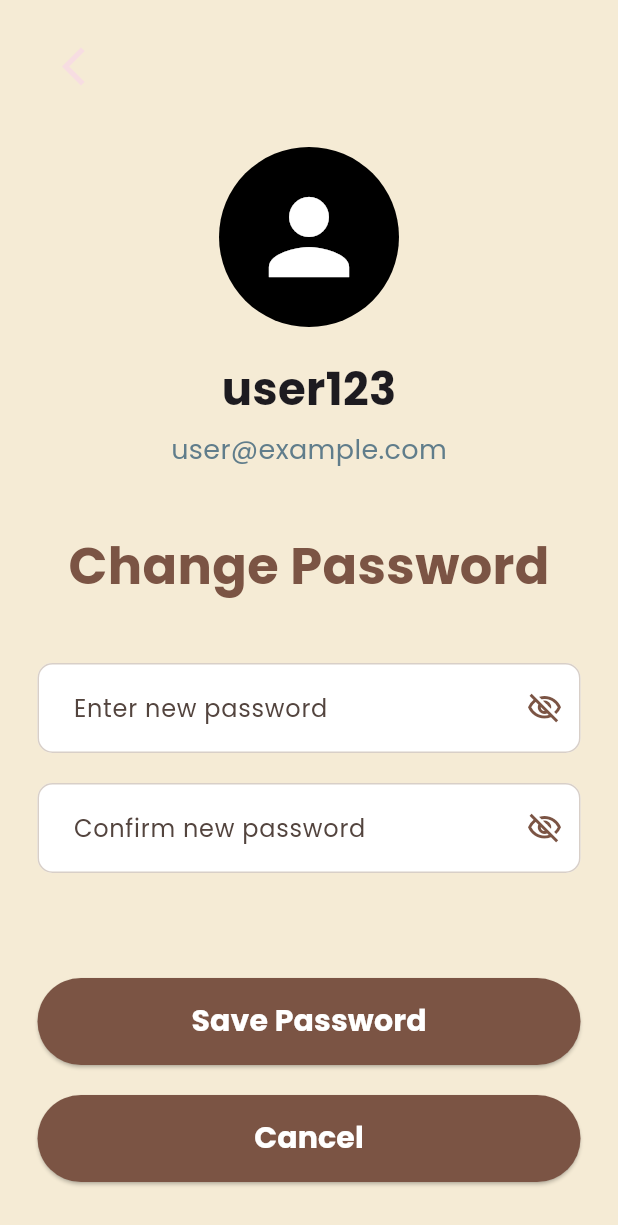
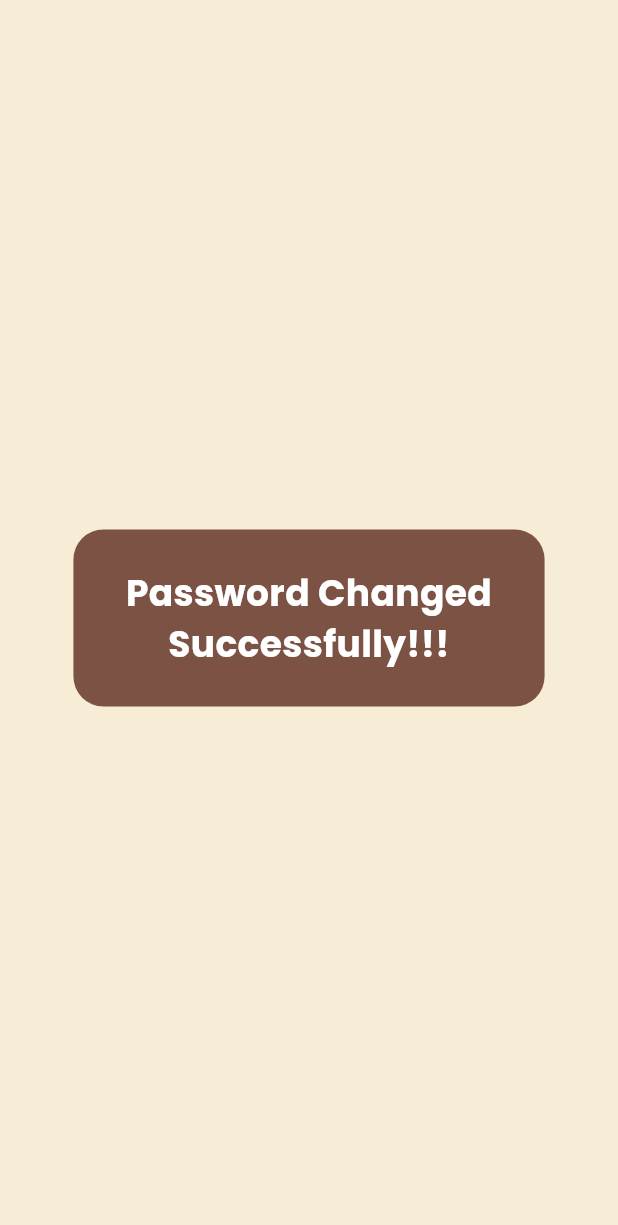
Before and after one commit to nuha-akil/MycoTrack, a Flutter app: the ChangePasswordScreen screen opened directly, after a tap on "Save Password", on a phone screen of 412 x 824 dp. Shown: the top 1225 px of the screen. Run offline on Flutter 3.47's test engine with Material 3 defaults, Android fonts, the light colour scheme and no system bars; our stand-ins replace google_fonts.

Commit message:
naviagtion chnages

```diff
--- a/lib/screens/Successful_messages/password_changed_successfully.dart
+++ b/lib/screens/Successful_messages/password_changed_successfully.dart
@@ -1,7 +1,7 @@
 import 'package:flutter/material.dart';
 
-class LogoutScreen extends StatelessWidget {
-  const LogoutScreen({super.key});
+class PasswordChangedSuccessScreen extends StatelessWidget {
+  const PasswordChangedSuccessScreen({super.key});
 
   @override
   Widget build(BuildContext context) {
@@ -9,17 +9,16 @@ class LogoutScreen extends StatelessWidget {
       backgroundColor: const Color(0xFFF7ECD6), // Cream background
       body: Center(
         child: Container(
-          width: 300,
           padding: const EdgeInsets.symmetric(
-            vertical: 30,
-            horizontal: 20,
+            horizontal: 35,
+            vertical: 25,
           ),
           decoration: BoxDecoration(
-            color: const Color(0xFF7B5244), // Brown
+            color: const Color(0xFF7B5244), // Brown rectangle
             borderRadius: BorderRadius.circular(20),
           ),
           child: const Text(
-            "Password Changed Successfully!!!",
+            "Password Changed\nSuccessfully!!!",
             textAlign: TextAlign.center,
             style: TextStyle(
               color: Colors.white,
--- a/lib/screens/auth/change_password_screen.dart
+++ b/lib/screens/auth/change_password_screen.dart
@@ -1,4 +1,5 @@
 import 'package:flutter/material.dart';
+import '../Successful_messages/password_changed_successfully.dart';
 
 class ChangePasswordScreen extends StatefulWidget {
   const ChangePasswordScreen({super.key});
@@ -17,7 +18,6 @@ class _ChangePasswordScreenState
   Widget build(BuildContext context) {
     return Scaffold(
       backgroundColor: const Color(0xFFF5EBD5),
-
       body: SafeArea(
         child: SingleChildScrollView(
           padding: const EdgeInsets.symmetric(
@@ -26,7 +26,6 @@ class _ChangePasswordScreenState
           ),
           child: Column(
             children: [
-
               /// Back Button
               Align(
                 alignment: Alignment.centerLeft,
@@ -93,17 +92,15 @@ class _ChangePasswordScreenState
                   hintText: "Enter new password",
                   filled: true,
                   fillColor: Colors.white,
-
                   border: OutlineInputBorder(
                     borderRadius: BorderRadius.circular(10),
                   ),
-
                   enabledBorder: OutlineInputBorder(
                     borderRadius: BorderRadius.circular(10),
-                    borderSide:
-                    const BorderSide(color: Color(0xFFD8CFC8)),
+                    borderSide: const BorderSide(
+                      color: Color(0xFFD8CFC8),
+                    ),
                   ),
-
                   focusedBorder: OutlineInputBorder(
                     borderRadius: BorderRadius.circular(10),
                     borderSide: const BorderSide(
@@ -111,7 +108,6 @@ class _ChangePasswordScreenState
                       width: 2,
                     ),
                   ),
-
                   suffixIcon: IconButton(
                     icon: Icon(
                       hidePassword
@@ -137,17 +133,15 @@ class _ChangePasswordScreenState
                   hintText: "Confirm new password",
                   filled: true,
                   fillColor: Colors.white,
-
                   border: OutlineInputBorder(
                     borderRadius: BorderRadius.circular(10),
                   ),
-
                   enabledBorder: OutlineInputBorder(
                     borderRadius: BorderRadius.circular(10),
-                    borderSide:
-                    const BorderSide(color: Color(0xFFD8CFC8)),
+                    borderSide: const BorderSide(
+                      color: Color(0xFFD8CFC8),
+                    ),
                   ),
-
                   focusedBorder: OutlineInputBorder(
                     borderRadius: BorderRadius.circular(10),
                     borderSide: const BorderSide(
@@ -155,7 +149,6 @@ class _ChangePasswordScreenState
                       width: 2,
                     ),
                   ),
-
                   suffixIcon: IconButton(
                     icon: Icon(
                       hideConfirmPassword
@@ -180,15 +173,21 @@ class _ChangePasswordScreenState
                 width: double.infinity,
                 height: 58,
                 child: ElevatedButton(
-                  onPressed: () {},
-
+                  onPressed: () {
+                    Navigator.push(
+                      context,
+                      MaterialPageRoute(
+                        builder: (context) =>
+                        const PasswordChangedSuccessScreen(),
+                      ),
+                    );
+                  },
                   style: ElevatedButton.styleFrom(
                     backgroundColor: const Color(0xFF7B5444),
                     shape: RoundedRectangleBorder(
                       borderRadius: BorderRadius.circular(30),
                     ),
                   ),
-
                   child: const Text(
                     "Save Password",
                     style: TextStyle(
@@ -210,14 +209,12 @@ class _ChangePasswordScreenState
                   onPressed: () {
                     Navigator.pop(context);
                   },
-
                   style: ElevatedButton.styleFrom(
                     backgroundColor: const Color(0xFF7B5444),
                     shape: RoundedRectangleBorder(
                       borderRadius: BorderRadius.circular(30),
                     ),
                   ),
-
                   child: const Text(
                     "Cancel",
                     style: TextStyle(
```
Also changed, not shown: lib/screens/Successful_messages/new_password_created_screen.dart (+7 -7 lines), lib/screens/upload_existing_image/upload_existing_image_screen.dart (+50 -8 lines).
